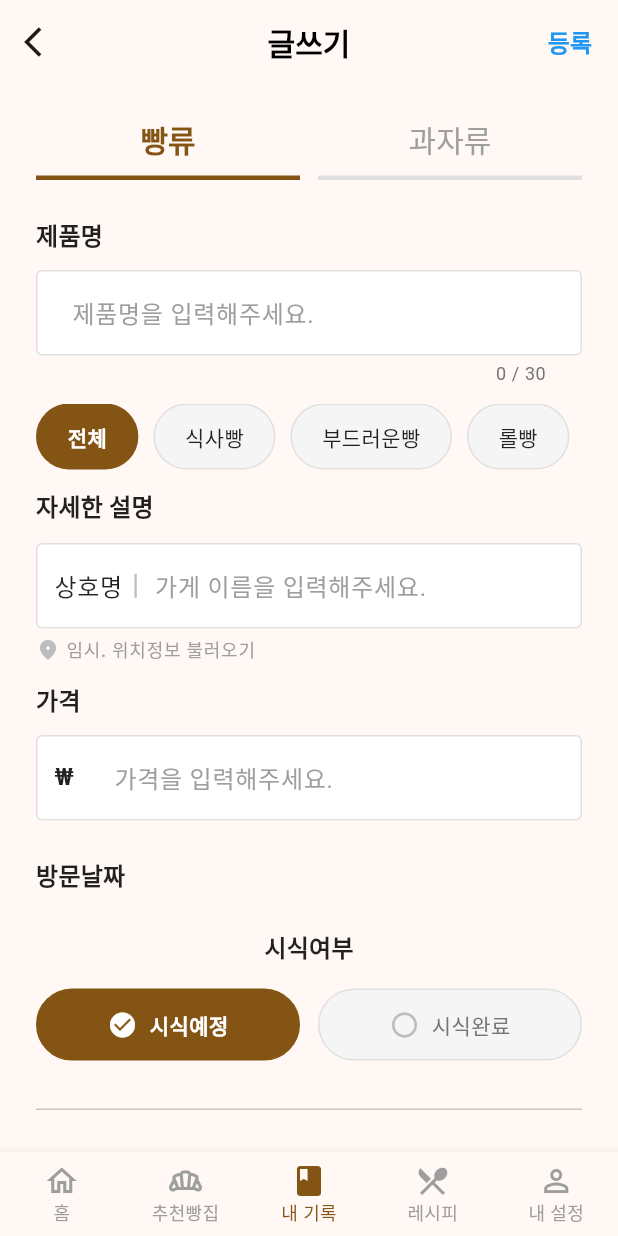
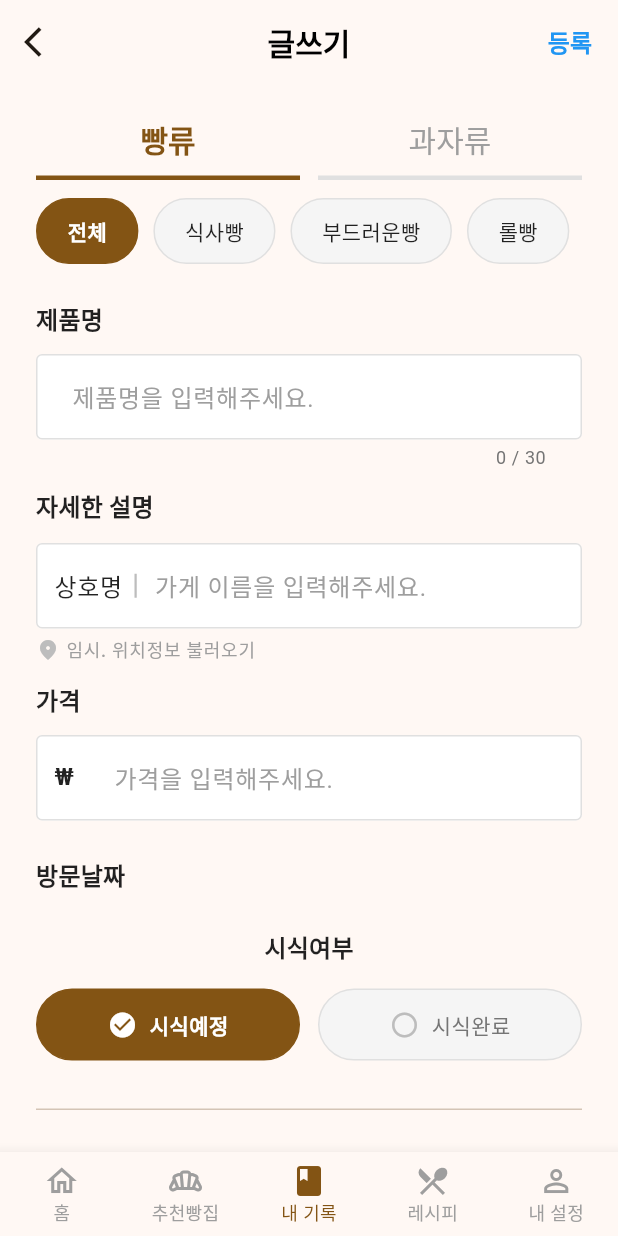
Before and after one commit to joohyelim1208/bread-road, a Flutter app: the WritePage screen opened directly, on a phone screen of 412 x 824 dp. Run offline on Flutter 3.47's test engine with Material 3 defaults, Android fonts, the phone set to English and light mode, and no system bars; Roboto replaces fonts that are missing (Pretendard).

```diff
--- a/lib/ui/pages/write/write_page.dart
+++ b/lib/ui/pages/write/write_page.dart
@@ -107,6 +107,10 @@ class _WritePageState extends State<WritePage> {
                     _buildTypeSelector(colorScheme, textTheme),
                     const SizedBox(height: 12),
 
+                    // 4. 카테고리 선택 (가로 스크롤)
+                    _buildCategorySelector(colorScheme, textTheme),
+                    const SizedBox(height: 12),
+
                     // 2. 사진 추가 영역 (비활성화)
                     const SizedBox(height: 12),
 
@@ -129,10 +133,6 @@ class _WritePageState extends State<WritePage> {
                       ),
                       validator: ValidatorUtil.validatorBreadNameError,
                     ),
-                    const SizedBox(height: 12),
-
-                    // 4. 카테고리 선택 (가로 스크롤)
-                    _buildCategorySelector(colorScheme, textTheme),
                     const SizedBox(height: 12),
 
                     Text(
@@ -506,6 +506,7 @@ class _WritePageState extends State<WritePage> {
           selectedOptions: _selectedTastes,
           onTap: (option) {
             setState(() {
+              // 한번 터치하면 추가되고 해제되고
               if (_selectedTastes.contains(option)) {
                 _selectedTastes.remove(option);
               } else {
@@ -594,7 +595,7 @@ class _WritePageState extends State<WritePage> {
               ),
             ),
             if (hasMultipleChoice) ...[
-              const SizedBox(width: 8),
+              const Spacer(),
               Text(
                 "중복선택 가능",
                 style: textTheme.labelSmall?.copyWith(color: Colors.grey),
@@ -688,29 +689,33 @@ class _WritePageState extends State<WritePage> {
   }
 }
 
+// 숫자 입렫 시 실시간으로 천단위 콤마를 찍어주는 '커스텀 포멧터'
 class _ThousandsSeparatorInputFormatter extends TextInputFormatter {
+  // 구분자
   static const separator = ',';
 
   @override
   TextEditingValue formatEditUpdate(
-    TextEditingValue oldValue,
+    TextEditingValue oldValue, // 변경 전 입력값
     TextEditingValue newValue,
   ) {
+    // 만약 입력창이 비어있으면 빈 값 초기화
     if (newValue.text.isEmpty) {
       return newValue.copyWith(text: '');
     }
-
+    // 입력된 문자열에서 기존 콤마는 제거하고 숫자만 보여주기
     String plainNumber = newValue.text.replaceAll(separator, '');
+    // 글자수 8자리 초과안됨
     if (plainNumber.length > 8) {
       return oldValue;
     }
-
+    // 문자열은 무조건 정수로 int변환
     final int? value = int.tryParse(plainNumber);
     if (value == null) return oldValue;
-
+    // intl 패키지 넘버포멧을 사용
     final formatter = NumberFormat('#,###');
     final String newText = formatter.format(value);
-
+    // 텍스트와 함께 election커서 위치를 문자열 끝으로 항상 이동시킴!
     return newValue.copyWith(
       text: newText,
       selection: TextSelection.collapsed(offset: newText.length),
```
